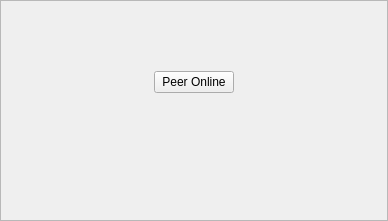
First picture: the form in retroshare-gui/src/gui/toaster/OnlineToaster.ui, repository RetroShare/RetroShare, before the edit.
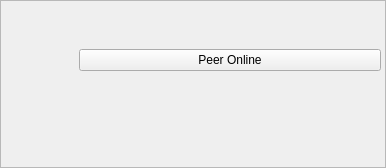
Second picture: the form after the edit. Icons and pictures are not drawn.

Commit message: * little redesign Online Toaster

```diff
--- a/retroshare-gui/src/gui/toaster/OnlineToaster.ui
+++ b/retroshare-gui/src/gui/toaster/OnlineToaster.ui
@@ -5,15 +5,27 @@
    <rect>
     <x>0</x>
     <y>0</y>
-    <width>388</width>
-    <height>221</height>
+    <width>330</width>
+    <height>168</height>
    </rect>
   </property>
   <layout class="QGridLayout" >
    <property name="margin" >
     <number>0</number>
    </property>
-   <property name="spacing" >
+   <property name="topMargin" >
+    <number>0</number>
+   </property>
+   <property name="rightMargin" >
+    <number>0</number>
+   </property>
+   <property name="bottomMargin" >
+    <number>0</number>
+   </property>
+   <property name="horizontalSpacing" >
+    <number>0</number>
+   </property>
+   <property name="verticalSpacing" >
     <number>0</number>
    </property>
    <item row="0" column="0" >
@@ -24,19 +36,43 @@
      <property name="frameShadow" >
       <enum>QFrame::Raised</enum>
      </property>
-     <layout class="QGridLayout" name="gridLayout_2" >
+     <layout class="QGridLayout" >
+      <property name="leftMargin" >
+       <number>0</number>
+      </property>
+      <property name="topMargin" >
+       <number>0</number>
+      </property>
+      <property name="rightMargin" >
+       <number>0</number>
+      </property>
+      <property name="bottomMargin" >
+       <number>0</number>
+      </property>
+      <property name="horizontalSpacing" >
+       <number>0</number>
+      </property>
       <property name="verticalSpacing" >
        <number>0</number>
       </property>
-      <property name="margin" >
-       <number>0</number>
-      </property>
       <item row="0" column="0" >
        <layout class="QGridLayout" >
-        <property name="margin" >
+        <property name="leftMargin" >
          <number>0</number>
         </property>
-        <property name="spacing" >
+        <property name="topMargin" >
+         <number>0</number>
+        </property>
+        <property name="rightMargin" >
+         <number>0</number>
+        </property>
+        <property name="bottomMargin" >
+         <number>0</number>
+        </property>
+        <property name="horizontalSpacing" >
+         <number>0</number>
+        </property>
+        <property name="verticalSpacing" >
          <number>0</number>
         </property>
         <item row="0" column="2" >
@@ -85,27 +121,35 @@
       </item>
       <item row="1" column="0" >
        <layout class="QGridLayout" >
-        <property name="spacing" >
+        <property name="leftMargin" >
+         <number>4</number>
+        </property>
+        <property name="rightMargin" >
+         <number>4</number>
+        </property>
+        <property name="horizontalSpacing" >
          <number>0</number>
         </property>
-        <item row="0" column="0" >
-         <spacer>
-          <property name="orientation" >
-           <enum>Qt::Horizontal</enum>
-          </property>
-          <property name="sizeType" >
-           <enum>QSizePolicy::Expanding</enum>
-          </property>
-          <property name="sizeHint" stdset="0" >
-           <size>
-            <width>121</width>
-            <height>48</height>
-           </size>
-          </property>
-         </spacer>
-        </item>
-        <item row="0" column="1" >
+        <property name="verticalSpacing" >
+         <number>0</number>
+        </property>
+        <item rowspan="3" row="0" column="0" >
          <widget class="QLabel" name="pixmaplabel" >
+          <property name="minimumSize" >
+           <size>
+            <width>74</width>
+            <height>74</height>
+           </size>
+          </property>
+          <property name="maximumSize" >
+           <size>
+            <width>74</width>
+            <height>74</height>
+           </size>
+          </property>
+          <property name="styleSheet" >
+           <string>border-image: url(:/images/avatar_background.png);</string>
+          </property>
           <property name="text" >
            <string/>
           </property>
@@ -114,69 +158,79 @@
           </property>
          </widget>
         </item>
-        <item row="0" column="2" >
-         <spacer>
-          <property name="orientation" >
-           <enum>Qt::Horizontal</enum>
-          </property>
-          <property name="sizeType" >
-           <enum>QSizePolicy::Expanding</enum>
-          </property>
-          <property name="sizeHint" stdset="0" >
-           <size>
-            <width>111</width>
-            <height>48</height>
-           </size>
-          </property>
-         </spacer>
-        </item>
-       </layout>
-      </item>
-      <item row="2" column="0" >
-       <layout class="QGridLayout" name="gridLayout" >
-        <property name="horizontalSpacing" >
-         <number>6</number>
-        </property>
-        <item rowspan="2" row="0" column="0" >
-         <spacer>
-          <property name="orientation" >
-           <enum>Qt::Horizontal</enum>
-          </property>
-          <property name="sizeHint" stdset="0" >
-           <size>
-            <width>137</width>
-            <height>58</height>
-           </size>
-          </property>
-         </spacer>
-        </item>
         <item row="0" column="1" >
+         <spacer>
+          <property name="orientation" >
+           <enum>Qt::Horizontal</enum>
+          </property>
+          <property name="sizeHint" >
+           <size>
+            <width>121</width>
+            <height>20</height>
+           </size>
+          </property>
+         </spacer>
+        </item>
+        <item row="1" column="1" >
          <widget class="QPushButton" name="messageButton" >
           <property name="text" >
            <string>Peer Online</string>
           </property>
          </widget>
         </item>
-        <item rowspan="2" row="0" column="2" >
+        <item row="2" column="1" >
          <spacer>
           <property name="orientation" >
            <enum>Qt::Horizontal</enum>
           </property>
-          <property name="sizeHint" stdset="0" >
+          <property name="sizeHint" >
            <size>
-            <width>136</width>
-            <height>58</height>
+            <width>121</width>
+            <height>20</height>
            </size>
           </property>
          </spacer>
         </item>
-        <item row="1" column="1" >
+       </layout>
+      </item>
+      <item row="2" column="0" >
+       <layout class="QGridLayout" >
+        <property name="topMargin" >
+         <number>6</number>
+        </property>
+        <item row="0" column="0" >
+         <spacer>
+          <property name="orientation" >
+           <enum>Qt::Horizontal</enum>
+          </property>
+          <property name="sizeHint" >
+           <size>
+            <width>81</width>
+            <height>20</height>
+           </size>
+          </property>
+         </spacer>
+        </item>
+        <item row="0" column="1" >
          <widget class="QLabel" name="messageLabel" >
           <property name="text" >
            <string/>
           </property>
          </widget>
         </item>
+        <item row="0" column="2" >
+         <spacer>
+          <property name="orientation" >
+           <enum>Qt::Horizontal</enum>
+          </property>
+          <property name="sizeHint" >
+           <size>
+            <width>131</width>
+            <height>20</height>
+           </size>
+          </property>
+         </spacer>
+        </item>
        </layout>
       </item>
       <item row="3" column="0" >
@@ -184,9 +238,9 @@
         <property name="orientation" >
          <enum>Qt::Vertical</enum>
         </property>
-        <property name="sizeHint" stdset="0" >
+        <property name="sizeHint" >
          <size>
-          <width>368</width>
+          <width>384</width>
           <height>61</height>
          </size>
         </property>
```
Left out of the diff: 9 changed lines with no effect on the pictures. The commit also changes 2 other files.
